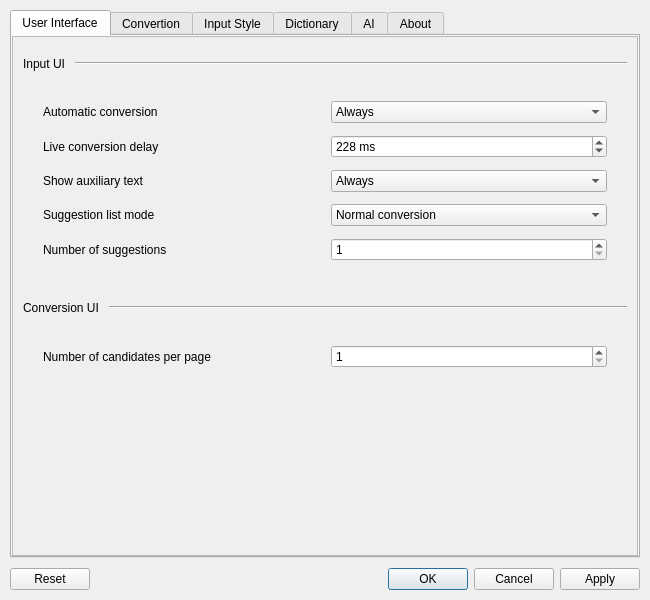
First picture: the form in hazkey-settings/mainwindow.ui, repository kazormia296/hazkey, before the edit.
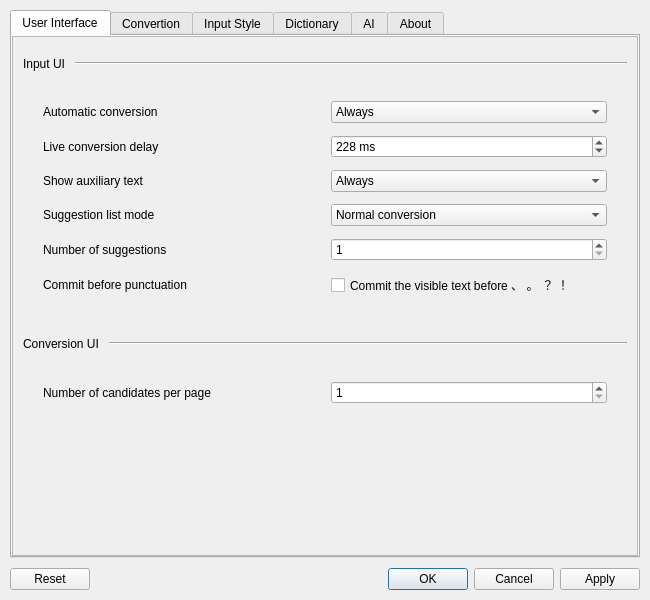
Second picture: the form after the edit. Icons and pictures are not drawn.

```diff
--- a/hazkey-settings/mainwindow.ui
+++ b/hazkey-settings/mainwindow.ui
@@ -288,6 +288,26 @@
                </property>
               </widget>
              </item>
+             <item row="5" column="0">
+              <widget class="QLabel" name="directCommitPunctuationLabel">
+               <property name="minimumSize">
+                <size>
+                 <width>200</width>
+                 <height>0</height>
+                </size>
+               </property>
+               <property name="text">
+                <string>Commit before punctuation</string>
+               </property>
+              </widget>
+             </item>
+             <item row="5" column="1">
+              <widget class="QCheckBox" name="directCommitPunctuation">
+               <property name="text">
+                <string>Commit the visible text before 、 。 ？ ！</string>
+               </property>
+              </widget>
+             </item>
             </layout>
            </item>
            <item>
```
